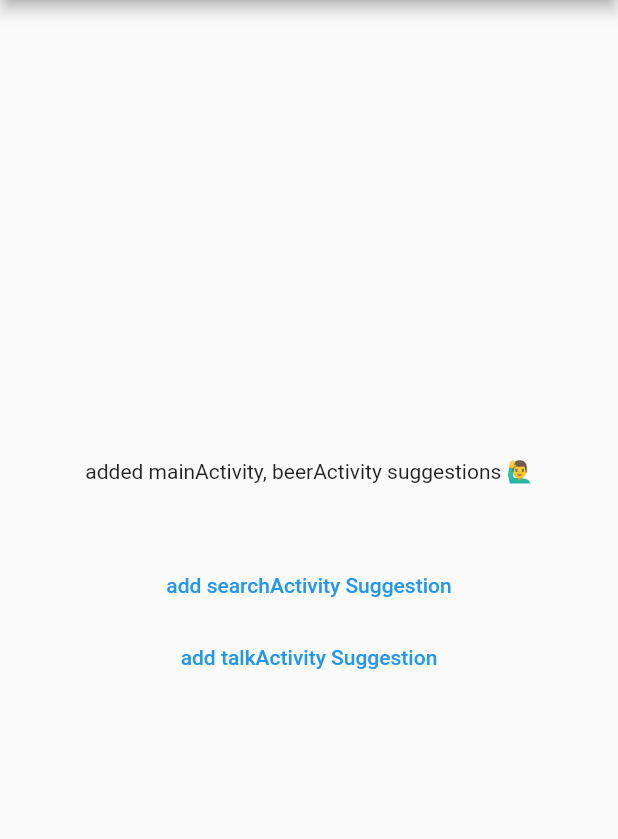
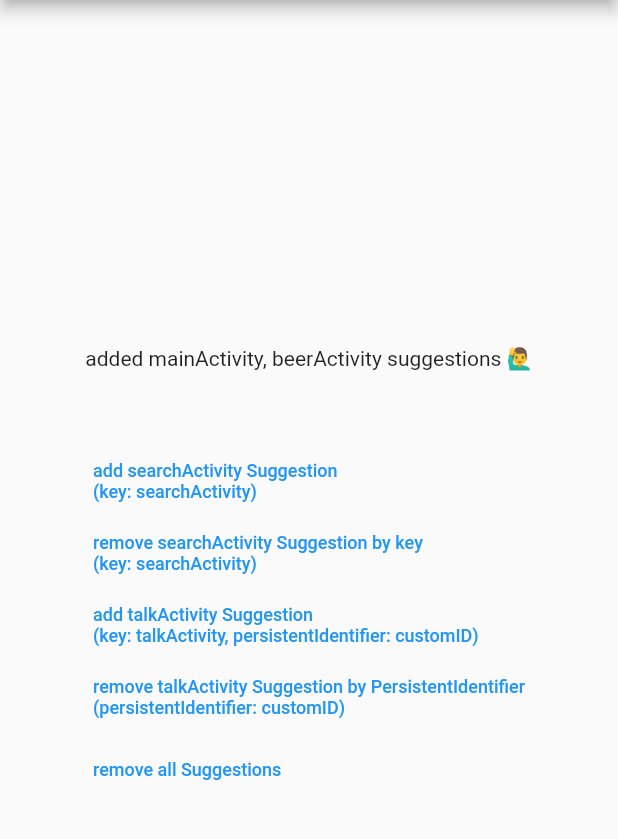
Before and after one commit to myriky/flutter_siri_suggestions, a Flutter app: the screen it shows after launch, on a phone screen of 412 x 824 dp, the part 84-923 px from its top. Run offline on Flutter 3.47's test engine with Material 2 defaults, Android fonts, the phone set to English and light mode, and no system bars; statements that could not run were skipped.

Commit message:
example 수정. 안드로이드 예제 제거

```diff
--- a/example/lib/main.dart
+++ b/example/lib/main.dart
@@ -2,9 +2,11 @@ import 'package:flutter/material.dart';
 
 import 'package:flutter_siri_suggestions/flutter_siri_suggestions.dart';
 
-void main() => runApp(MyApp());
+void main() => runApp(const MyApp());
 
 class MyApp extends StatefulWidget {
+  const MyApp({Key? key}) : super(key: key);
+
   @override
   _MyAppState createState() => _MyAppState();
 }
@@ -24,7 +26,7 @@ class _MyAppState extends State<MyApp> {
       ///// TO DO : do something!
       String __text;
 
-      print("called by ${message['key']} suggestion.");
+      print("[FlutterSiriSuggestions] Called by ${message['key']} suggestion.");
 
       switch (message["key"]) {
         case "mainActivity":
@@ -48,14 +50,16 @@ class _MyAppState extends State<MyApp> {
       });
     });
 
-    await FlutterSiriSuggestions.instance.buildActivity(FlutterSiriActivity(
-        "mainActivity Suggestion", "mainActivity",
+    await FlutterSiriSuggestions.instance.buildActivity(
+        const FlutterSiriActivity("mainActivity Suggestion", "mainActivity",
             isEligibleForSearch: true,
             isEligibleForPrediction: true,
             contentDescription: "Open mainActivity",
-        suggestedInvocationPhrase: "open my app"));
+            suggestedInvocationPhrase: "open my app",
+            userInfo: {"info": "sample"}));
 
-    await FlutterSiriSuggestions.instance.buildActivity(FlutterSiriActivity(
+    await FlutterSiriSuggestions.instance
+        .buildActivity(const FlutterSiriActivity(
       "beerActivity Suggestion",
       "beerActivity",
       isEligibleForSearch: true,
@@ -72,23 +76,29 @@ class _MyAppState extends State<MyApp> {
         appBar: AppBar(
           title: const Text('Siri Suggestions Sample'),
         ),
-        body: Center(
-          child: SizedBox(
-            height: 200,
+        body: Builder(builder: (context) {
+          return Center(
             child: Column(
-              mainAxisAlignment: MainAxisAlignment.spaceAround,
+              mainAxisAlignment: MainAxisAlignment.center,
               children: <Widget>[
-                Center(
+                Padding(
+                  padding: const EdgeInsets.only(bottom: 50.0),
+                  child: Center(
                     child: Text(_text),
                   ),
+                ),
                 Column(
-                  mainAxisAlignment: MainAxisAlignment.center,
+                  crossAxisAlignment: CrossAxisAlignment.start,
                   children: <Widget>[
                     TextButton(
-                      child: Text("add searchActivity Suggestion"),
+                      child: const Text(
+                        "add searchActivity Suggestion\n(key: searchActivity)",
+                        style: TextStyle(fontSize: 12),
+                      ),
                       onPressed: () async {
-                        String ret = await FlutterSiriSuggestions.instance
-                            .buildActivity(FlutterSiriActivity(
+                        FlutterSiriSuggestionsResult result =
+                            await FlutterSiriSuggestions.instance
+                                .addActivity(const FlutterSiriActivity(
                           "searchActivity Suggestion",
                           "searchActivity",
                           isEligibleForSearch: true,
@@ -96,31 +106,83 @@ class _MyAppState extends State<MyApp> {
                           contentDescription: "Open searchActivity 🧐",
                           suggestedInvocationPhrase: "Search",
                         ));
-                        print("$ret suggestion added.");
+
+                        showSnackBar(
+                            "${result.key} suggestion added.\n(key: ${result.key}, persistentIdentifier: ${result.persistentIdentifier})",
+                            context: context);
                       },
                     ),
                     TextButton(
-                      child: Text("add talkActivity Suggestion"),
+                      child: const Text(
+                          "remove searchActivity Suggestion by key\n(key: searchActivity)",
+                          style: TextStyle(fontSize: 12)),
                       onPressed: () async {
-                        String ret = await FlutterSiriSuggestions.instance
-                            .buildActivity(FlutterSiriActivity(
-                          "talkActivity Suggestion",
-                          "talkActivity",
+                        FlutterSiriSuggestions.instance
+                            .deleteSavedUserActivitiesWithPersistentIdentifier(
+                                "searchActivity");
+
+                        showSnackBar("removed searchActivity suggestion.",
+                            context: context);
+                      },
+                    ),
+                    TextButton(
+                      child: const Text(
+                        "add talkActivity Suggestion\n(key: talkActivity, persistentIdentifier: customID)",
+                        style: TextStyle(fontSize: 12),
+                      ),
+                      onPressed: () async {
+                        FlutterSiriSuggestionsResult result =
+                            await FlutterSiriSuggestions.instance.addActivity(
+                                const FlutterSiriActivity(
+                                    "talkActivity Suggestion", "talkActivity",
                                     isEligibleForSearch: true,
                                     isEligibleForPrediction: true,
                                     contentDescription: "Open talkActivity 💩",
                                     suggestedInvocationPhrase: "Talk",
-                        ));
-                        print("$ret suggestion added.");
+                                    persistentIdentifier: "customID"));
+
+                        showSnackBar(
+                            "${result.key} suggestion added.\n(key: ${result.key}, persistentIdentifier: ${result.persistentIdentifier})",
+                            context: context);
                       },
-                    )
+                    ),
+                    TextButton(
+                      child: const Text(
+                          "remove talkActivity Suggestion by PersistentIdentifier\n(persistentIdentifier: customID)",
+                          style: TextStyle(fontSize: 12)),
+                      onPressed: () async {
+                        FlutterSiriSuggestions.instance
+                            .deleteSavedUserActivitiesWithPersistentIdentifier(
+                                "customID");
+
+                        showSnackBar("removed searchActivity suggestion.",
+                            context: context);
+                      },
+                    ),
+                    TextButton(
+                      child: const Text("remove all Suggestions",
+                          style: TextStyle(fontSize: 12)),
+                      onPressed: () async {
+                        FlutterSiriSuggestions.instance
+                            .deleteAllSavedUserActivities();
+
+                        showSnackBar("removed all suggestion.",
+                            context: context);
+                      },
+                    ),
                   ],
                 )
               ],
             ),
-          ),
-        ),
+          );
+        }),
       ),
     );
   }
+
+  void showSnackBar(String text, {required BuildContext context}) {
+    ScaffoldMessenger.of(context).showSnackBar(
+      SnackBar(content: Text(text, style: const TextStyle(fontSize: 12))),
+    );
   }
+}
```
Also changed, not shown: example/analysis_options.yaml (added, +29 -0 lines), example/pubspec.yaml (+25 -5 lines), example/pubspec.lock, 35 other files. Lines whose indentation alone changed are shown as unchanged.
